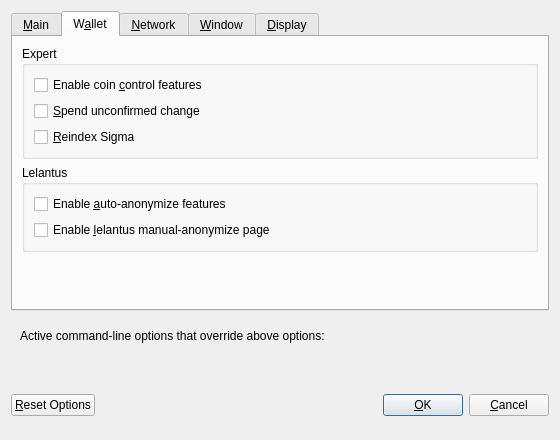
Old version of the form src/qt/forms/optionsdialog.ui in the repository nopslide/firo.
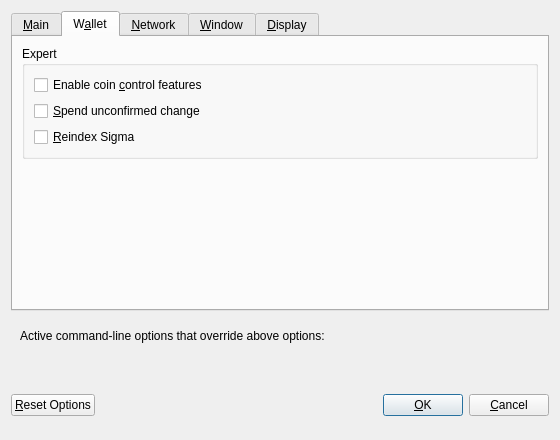
New version of the form. The open tabs and pages were chosen to show the change. Custom widgets are drawn as their Qt base class.

Commit message:
Revert "Lelantus (#932)"
This reverts commit aae445979e1e050270713247f85cc03071ce663a.

What changed in the file:
```diff
--- a/src/qt/forms/optionsdialog.ui
+++ b/src/qt/forms/optionsdialog.ui
@@ -176,29 +176,6 @@
          </layout>
         </widget>
        </item>
-       <item>
-        <widget class="QGroupBox" name="lelantusGroupBox">
-         <property name="title">
-          <string>Lelantus</string>
-         </property>
-         <layout class="QVBoxLayout" name="verticalLayout_3">
-          <item>
-           <widget class="QCheckBox" name="autoAnonymize">
-            <property name="text">
-             <string>Enable &amp;auto-anonymize features</string>
-            </property>
-           </widget>
-          </item>
-          <item>
-           <widget class="QCheckBox" name="lelantusPage">
-            <property name="text">
-             <string>Enable &amp;lelantus manual-anonymize page</string>
-            </property>
-           </widget>
-          </item>
-         </layout>
-        </widget>
-       </item>
        <item>
         <spacer name="verticalSpacer_Wallet">
          <property name="orientation">
```
Left out of the diff: 2 changed lines with no effect on the pictures. The commit also changes 194 other files.
